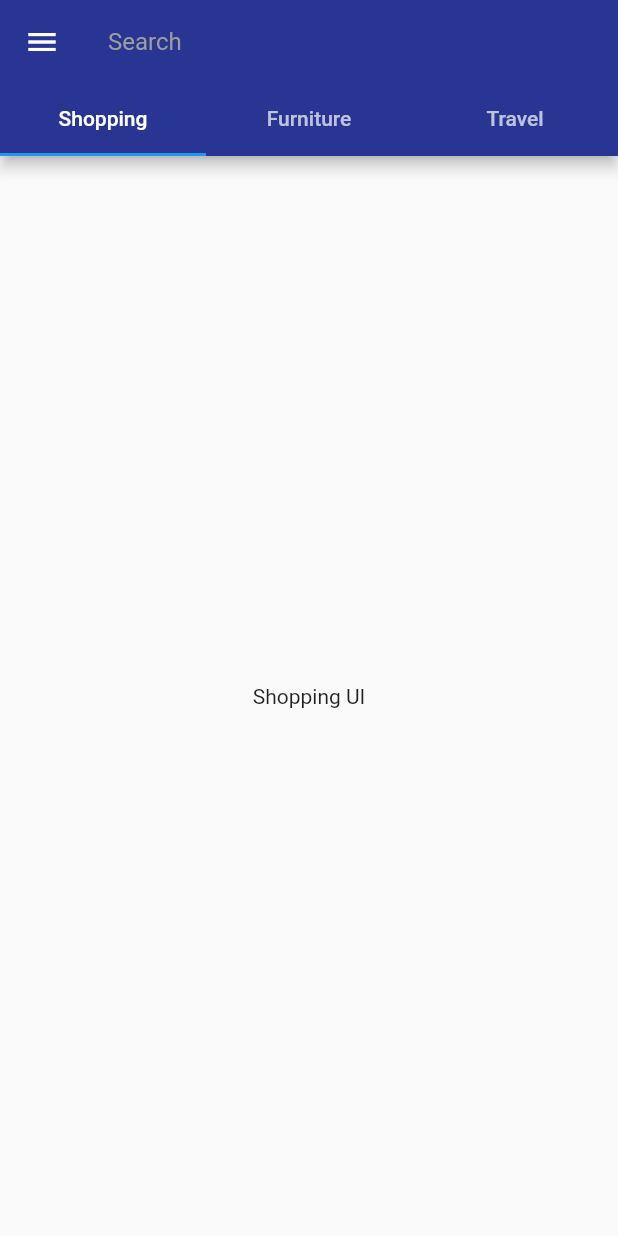
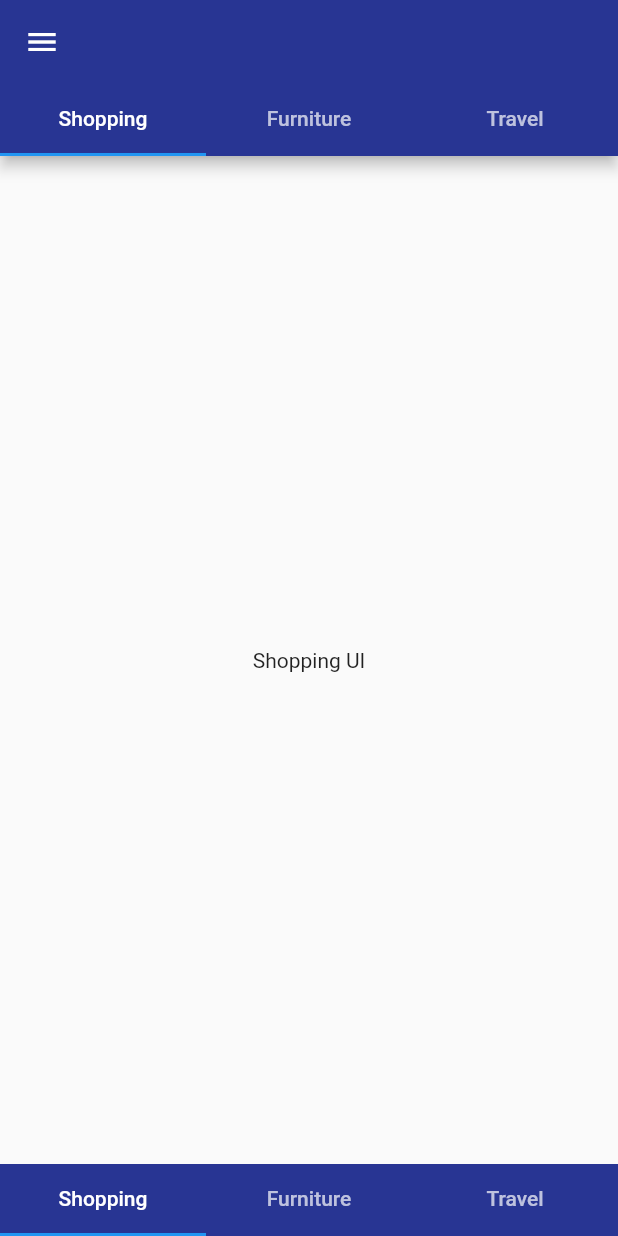
Before and after one commit to YadavAnkitRama/FlutterComponents, a Flutter app: the Index screen opened by its route, on a phone screen of 412 x 824 dp. Run offline on Flutter 3.47's test engine with Material 2 defaults, Android fonts, the phone set to English and light mode, and no system bars.

```diff
--- a/lib/screens/index.dart
+++ b/lib/screens/index.dart
@@ -36,19 +36,18 @@ class _IndexState extends State<Index> with SingleTickerProviderStateMixin {
             Tab(text: 'Travel'),
           ],
         ),
-        title: Title(
-            color: Colors.black,
-            child: TextField(
-              decoration: InputDecoration(
-                labelText: 'Search',
-                labelStyle: TextStyle(
-                  color: Colors.grey,
-                ),
-                focusedBorder: UnderlineInputBorder(
-                    borderSide: BorderSide(color: Colors.white)),
-              ),
-            )),
         backgroundColor: Colors.indigo[800],
+      ),
+      bottomNavigationBar: Material(
+        color: Colors.indigo[800],
+        child: TabBar(
+          controller: _tabController,
+          tabs: <Widget>[
+            Tab(text: 'Shopping'),
+            Tab(text: 'Furniture'),
+            Tab(text: 'Travel'),
+          ],
+        ),
       ),
       drawer: Drawer(
         child: ListView(
```
